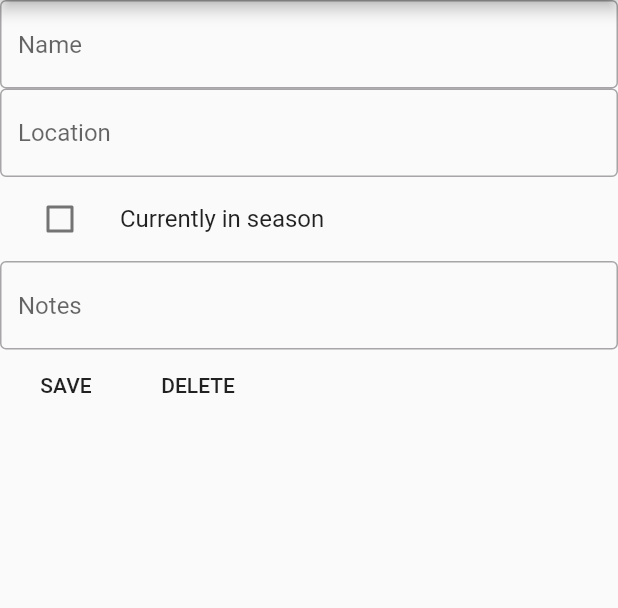
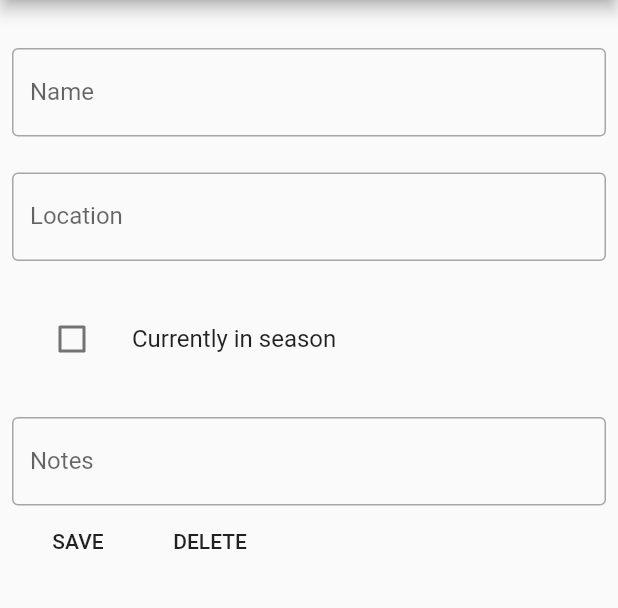
Before and after one commit to PDM-CURSO/forage_app_flutter, a Flutter app: the AddForage screen opened directly, on a phone screen of 412 x 824 dp, the part 84-692 px from its top. Run offline on Flutter 3.47's test engine with Material 2 defaults, Android fonts, the phone set to English and light mode, and no system bars.

Commit message:
readme y paddings en add page

```diff
--- a/lib/forage_p/add_forage.dart
+++ b/lib/forage_p/add_forage.dart
@@ -1,7 +1,7 @@
 import 'package:flutter/material.dart';
 
 class AddForage extends StatelessWidget {
-  const AddForage({super.key});
+  AddForage({super.key});
 
   @override
   Widget build(BuildContext context) {
@@ -9,22 +9,27 @@ class AddForage extends StatelessWidget {
       appBar: AppBar(
         title: Text('Add new forage'),
       ),
-      body: ListView(
+      body: Padding(
+        padding: EdgeInsets.all(8.0),
+        child: ListView(
           children: [
+            SizedBox(height: 24),
             TextField(
               // controller: ,
               decoration: InputDecoration(
                 border: OutlineInputBorder(),
-              hintText: "Name",
+                label: Text("Name"),
               ),
             ),
+            SizedBox(height: 24),
             TextField(
               // controller: ,
               decoration: InputDecoration(
                 border: OutlineInputBorder(),
-              hintText: "Location",
+                label: Text("Location"),
               ),
             ),
+            SizedBox(height: 24),
             ListTile(
               leading: Checkbox(
                 value: false,
@@ -34,11 +39,12 @@ class AddForage extends StatelessWidget {
               ),
               title: Text("Currently in season"),
             ),
+            SizedBox(height: 24),
             TextField(
               // controller: ,
               decoration: InputDecoration(
                 border: OutlineInputBorder(),
-              hintText: "Notes",
+                label: Text("Notes"),
               ),
             ),
             Row(
@@ -55,6 +61,7 @@ class AddForage extends StatelessWidget {
             ),
           ],
         ),
+      ),
     );
   }
 }
```
Also changed, not shown: lib/forage_p/home_page_p.dart (+10 -0 lines), lib/main.dart (+6 -1 lines), 3 other files. Lines whose indentation alone changed are shown as unchanged.
